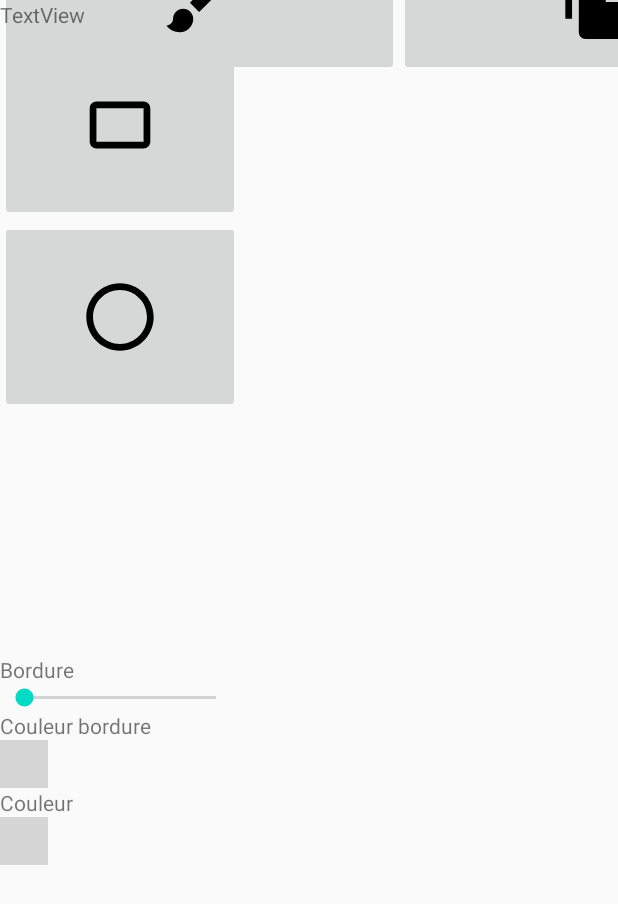
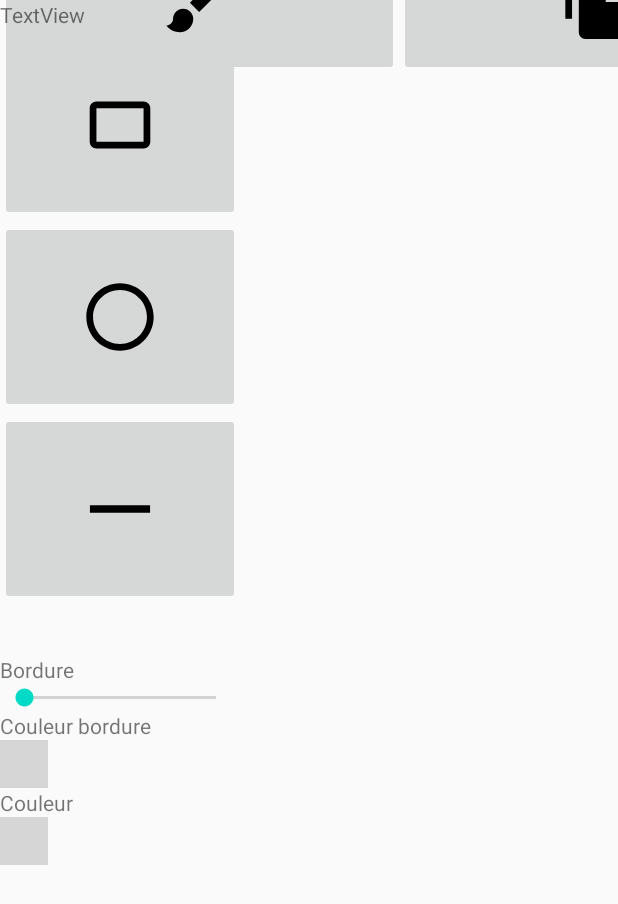
Before and after one commit to Miki-H/paint-android, an Android app: the layout activity_main.xml on its own in the app's theme, with its tools: preview values and no code run, on a phone screen of 412 x 824 dp. Shown: the top 904 px of the screen. Run offline under Robolectric (Android 15) with nearby library versions, the phone set to English and light mode, and no system bars; plain views replace ColorPicker; grey boxes are pictures that could not be loaded.

Commit message:
[ADD] Add line as shape

```diff
--- a/app/src/main/java/com/example/myapplication/DrawingView.java
+++ b/app/src/main/java/com/example/myapplication/DrawingView.java
@@ -40,6 +40,9 @@ public class DrawingView extends View {
                 break;
             case "Oval":
                 canvas.drawOval(left, top, right, bottom, paint);
+                break;
+            case "Line":
+                canvas.drawLine(left + 100, top + 100, right - 100, bottom - 100, paint);
                 break;
             default:
                 throw new Exception("Unrecognizable shape");
--- /dev/null
+++ b/app/src/main/res/drawable/icon_line_foreground.xml
@@ -0,0 +1,16 @@
+<vector xmlns:android="http://schemas.android.com/apk/res/android"
+    android:width="108dp"
+    android:height="108dp"
+    android:viewportWidth="108"
+    android:viewportHeight="108"
+    android:tint="#000000">
+  <group android:scaleX="2.5056"
+      android:scaleY="2.5056"
+      android:translateX="23.9328"
+      android:translateY="23.9328">
+    <path
+        android:fillColor="@android:color/white"
+        android:pathData="M4,11h16v2h-16z"
+        android:fillType="evenOdd"/>
+  </group>
+</vector>
--- a/app/src/main/res/layout/activity_main.xml
+++ b/app/src/main/res/layout/activity_main.xml
@@ -83,6 +83,12 @@
                 android:layout_width="match_parent"
                 android:layout_height="wrap_content"
                 app:srcCompat="@drawable/ic_circle_foreground" />
+
+            <ImageButton
+                android:id="@+id/lineBtn"
+                android:layout_width="match_parent"
+                android:layout_height="wrap_content"
+                app:srcCompat="@drawable/icon_line_foreground" />
         </LinearLayout>
 
         <TextView
--- /dev/null
+++ b/app/src/main/res/mipmap-anydpi-v26/icon_line.xml
@@ -0,0 +1,5 @@
+<?xml version="1.0" encoding="utf-8"?>
+<adaptive-icon xmlns:android="http://schemas.android.com/apk/res/android">
+    <background android:drawable="@color/icon_line_background"/>
+    <foreground android:drawable="@drawable/icon_line_foreground"/>
+</adaptive-icon>
--- /dev/null
+++ b/app/src/main/res/mipmap-anydpi-v26/icon_line_round.xml
@@ -0,0 +1,5 @@
+<?xml version="1.0" encoding="utf-8"?>
+<adaptive-icon xmlns:android="http://schemas.android.com/apk/res/android">
+    <background android:drawable="@color/icon_line_background"/>
+    <foreground android:drawable="@drawable/icon_line_foreground"/>
+</adaptive-icon>
--- /dev/null
+++ b/app/src/main/res/values/icon_line_background.xml
@@ -0,0 +1,4 @@
+<?xml version="1.0" encoding="utf-8"?>
+<resources>
+    <color name="icon_line_background">#3DDC84</color>
+</resources>
```
Also changed, not shown: app/src/main/java/com/example/myapplication/MainActivity.java (+7 -1 lines), app/src/main/icon_line-playstore.png (added), app/src/main/res/mipmap-hdpi/icon_line.png (added), app/src/main/res/mipmap-hdpi/icon_line_round.png (added), app/src/main/res/mipmap-mdpi/icon_line.png (added), app/src/main/res/mipmap-mdpi/icon_line_round.png (added), app/src/main/res/mipmap-xhdpi/icon_line.png (added), app/src/main/res/mipmap-xhdpi/icon_line_round.png (added), app/src/main/res/mipmap-xxhdpi/icon_line.png (added), app/src/main/res/mipmap-xxhdpi/icon_line_round.png (added), app/src/main/res/mipmap-xxxhdpi/icon_line.png (added), app/src/main/res/mipmap-xxxhdpi/icon_line_round.png (added).
